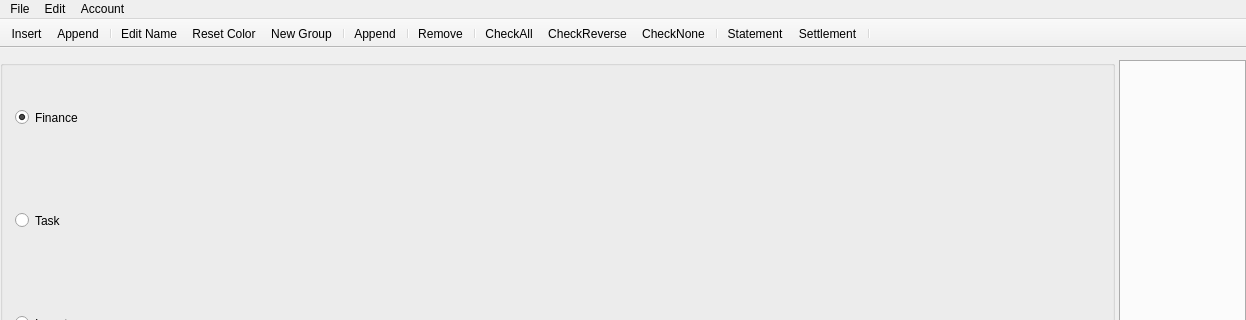
The window that mainwindow.ui (ytxerp/ytx-client) describes before a commit, drawn with Qt 5; both pictures show x 0 to 1246 and y 0 to 320 of the 1246 by 722 pixel window.
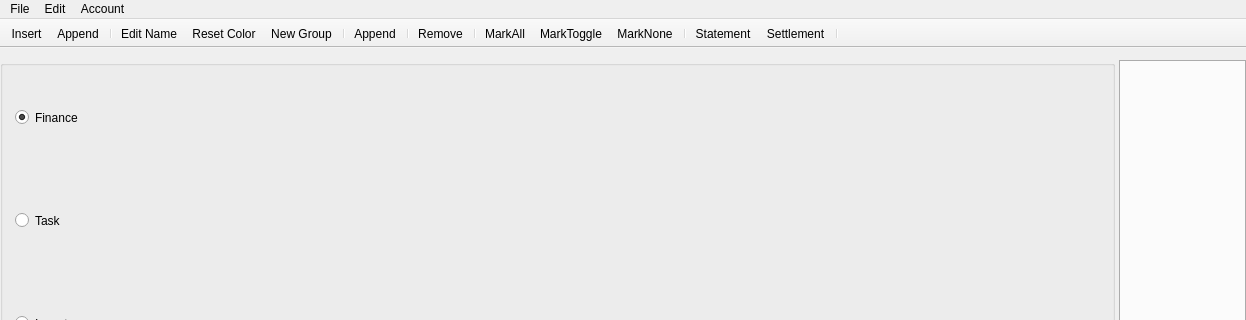
The same window after the commit.

The edit to the form file:
```diff
--- a/mainwindow.ui
+++ b/mainwindow.ui
@@ -250,9 +250,9 @@
    <addaction name="separator"/>
    <addaction name="actionRemove"/>
    <addaction name="separator"/>
-   <addaction name="actionCheckAll"/>
-   <addaction name="actionCheckReverse"/>
-   <addaction name="actionCheckNone"/>
+   <addaction name="actionMarkAll"/>
+   <addaction name="actionMarkToggle"/>
+   <addaction name="actionMarkNone"/>
    <addaction name="separator"/>
    <addaction name="actionStatement"/>
    <addaction name="actionSettlement"/>
@@ -337,25 +337,25 @@
     <enum>QAction::MenuRole::AboutRole</enum>
    </property>
   </action>
-  <action name="actionCheckAll">
+  <action name="actionMarkAll">
    <property name="text">
-    <string>CheckAll</string>
+    <string>MarkAll</string>
    </property>
    <property name="menuRole">
     <enum>QAction::MenuRole::NoRole</enum>
    </property>
   </action>
-  <action name="actionCheckNone">
+  <action name="actionMarkNone">
    <property name="text">
-    <string>CheckNone</string>
+    <string>MarkNone</string>
    </property>
    <property name="menuRole">
     <enum>QAction::MenuRole::NoRole</enum>
    </property>
   </action>
-  <action name="actionCheckReverse">
+  <action name="actionMarkToggle">
    <property name="text">
-    <string>CheckReverse</string>
+    <string>MarkToggle</string>
    </property>
    <property name="menuRole">
     <enum>QAction::MenuRole::NoRole</enum>
```
